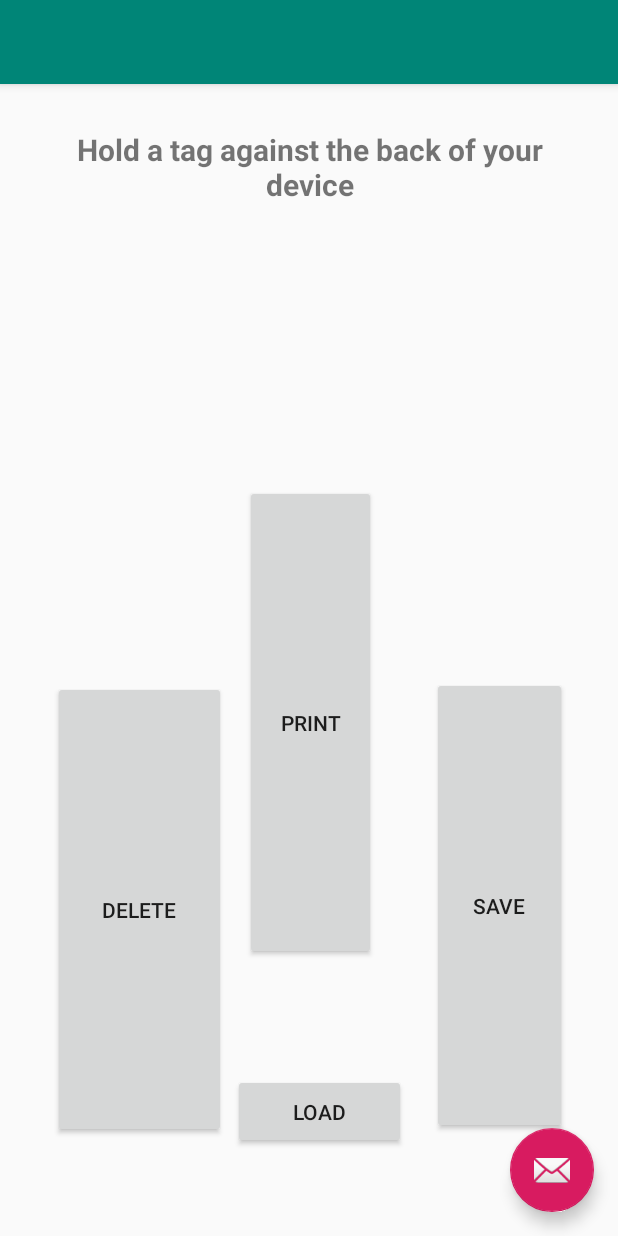
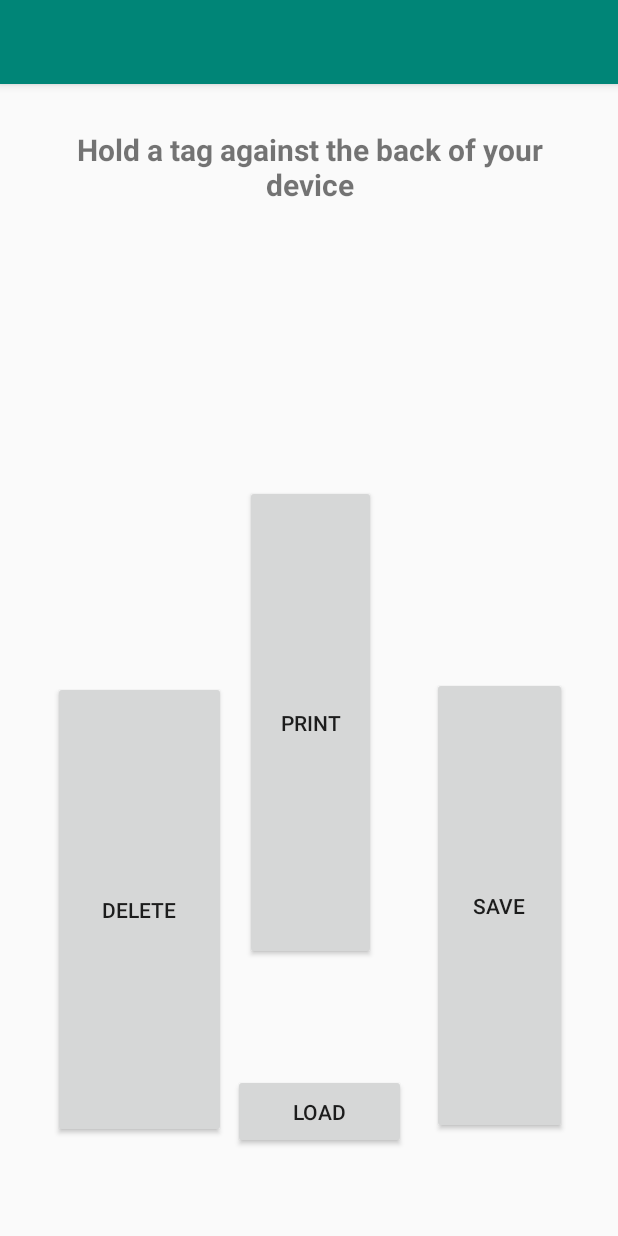
Before and after one commit to gjorup95/StatsBiblioteket-NFC-Tag-Prototype, an Android app: the MainActivity screen opened directly, with no data from a screen before it, on a phone screen of 412 x 824 dp. Run offline under Robolectric (Android 15) with nearby library versions, the phone set to English and light mode, and no system bars; 1 statement that could not run was skipped.

Commit message:
udkast til reoler

```diff
--- a/app/src/main/java/com/example/bruger/nfc_ekssys/MainActivity.java
+++ b/app/src/main/java/com/example/bruger/nfc_ekssys/MainActivity.java
@@ -63,6 +63,7 @@ public class MainActivity extends AppCompatActivity implements Serializable {
     private BookImpl previousBook = null;
     private BookImpl currentBook = null;
     private int scans = 0;
+
     int duration = Toast.LENGTH_SHORT;
 
 
--- a/app/src/main/res/layout/activity_main.xml
+++ b/app/src/main/res/layout/activity_main.xml
@@ -22,12 +22,5 @@
 
     <include layout="@layout/content_main" />
 
-    <android.support.design.widget.FloatingActionButton
-        android:id="@+id/fab"
-        android:layout_width="wrap_content"
-        android:layout_height="wrap_content"
-        android:layout_gravity="bottom|end"
-        android:layout_margin="@dimen/fab_margin"
-        app:srcCompat="@android:drawable/ic_dialog_email" />
 
 </android.support.design.widget.CoordinatorLayout>
```
Also changed, not shown: app/src/main/java/com/example/bruger/nfc_ekssys/ShelfImpl.java (added, +34 -0 lines).
